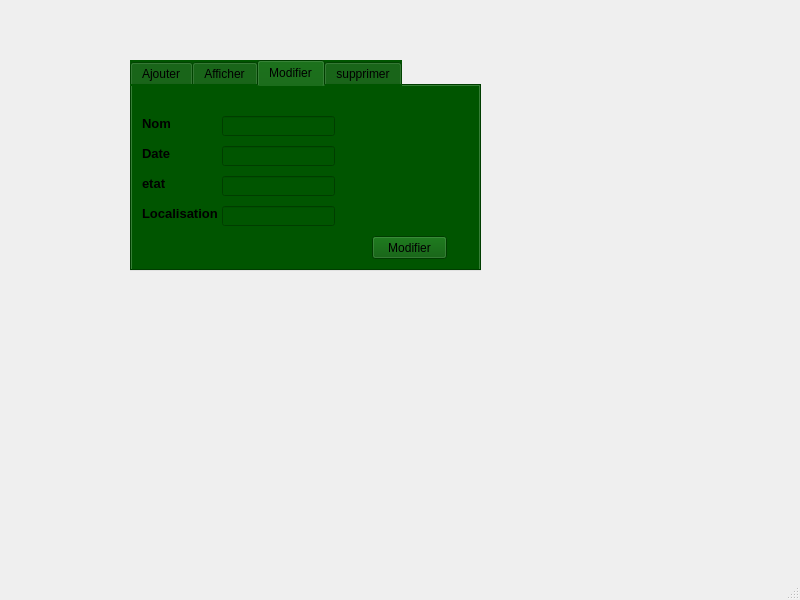
First picture: the form in mainwindow.ui, repository 24-25PCPP2A27/projet2a-2a27-smart-convervation-company, before the edit.
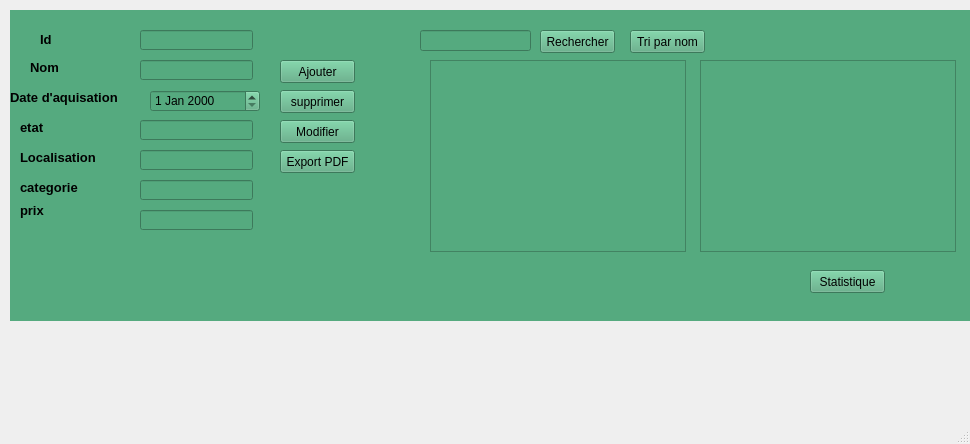
Second picture: the form after the edit. The open tabs and pages were chosen to show the change.

Patch:
```diff
--- a/mainwindow.ui
+++ b/mainwindow.ui
@@ -6,51 +6,157 @@
    <rect>
     <x>0</x>
     <y>0</y>
-    <width>800</width>
-    <height>600</height>
+    <width>970</width>
+    <height>444</height>
    </rect>
   </property>
   <property name="windowTitle">
    <string>MainWindow</string>
   </property>
   <widget class="QWidget" name="centralwidget">
-   <widget class="QTabWidget" name="tabWidget">
+   <widget class="QStackedWidget" name="stackedWidget">
     <property name="geometry">
      <rect>
-      <x>130</x>
-      <y>60</y>
-      <width>351</width>
-      <height>211</height>
+      <x>10</x>
+      <y>10</y>
+      <width>961</width>
+      <height>311</height>
      </rect>
     </property>
     <property name="styleSheet">
-     <string notr="true">background-color: rgb(0, 85, 0);</string>
+     <string notr="true">background-color: rgb(85, 170, 127);</string>
     </property>
-    <property name="currentIndex">
-     <number>0</number>
-    </property>
-    <widget class="QWidget" name="tab">
-     <attribute name="title">
+    <widget class="QWidget" name="page">
+     <widget class="QPushButton" name="pb1">
+      <property name="geometry">
+       <rect>
+        <x>270</x>
+        <y>50</y>
+        <width>75</width>
+        <height>23</height>
+       </rect>
+      </property>
+      <property name="text">
       <string>Ajouter</string>
-     </attribute>
-     <widget class="QLabel" name="label">
+      </property>
+     </widget>
+     <widget class="QDateEdit" name="le_date">
       <property name="geometry">
        <rect>
-        <x>0</x>
-        <y>30</y>
+        <x>140</x>
+        <y>80</y>
+        <width>110</width>
+        <height>22</height>
+       </rect>
+      </property>
+     </widget>
+     <widget class="QLabel" name="label_15">
+      <property name="geometry">
+       <rect>
+        <x>10</x>
+        <y>190</y>
+        <width>61</width>
+        <height>21</height>
+       </rect>
+      </property>
+      <property name="text">
+       <string>&lt;html&gt;&lt;head/&gt;&lt;body&gt;&lt;p&gt;&lt;span style=&quot; font-size:10pt; font-weight:600;&quot;&gt;prix&lt;/span&gt;&lt;/p&gt;&lt;/body&gt;&lt;/html&gt;</string>
+      </property>
+     </widget>
+     <widget class="QLineEdit" name="le_prix">
+      <property name="geometry">
+       <rect>
+        <x>130</x>
+        <y>200</y>
+        <width>113</width>
+        <height>20</height>
+       </rect>
+      </property>
+     </widget>
+     <widget class="QLabel" name="label_3">
+      <property name="geometry">
+       <rect>
+        <x>10</x>
+        <y>110</y>
         <width>47</width>
         <height>14</height>
        </rect>
       </property>
       <property name="text">
-       <string>&lt;html&gt;&lt;head/&gt;&lt;body&gt;&lt;p&gt;&lt;span style=&quot; font-size:10pt; font-weight:600;&quot;&gt;Nom&lt;/span&gt;&lt;/p&gt;&lt;/body&gt;&lt;/html&gt;</string>
+       <string>&lt;html&gt;&lt;head/&gt;&lt;body&gt;&lt;p&gt;&lt;span style=&quot; font-size:10pt; font-weight:600;&quot;&gt;etat&lt;/span&gt;&lt;/p&gt;&lt;/body&gt;&lt;/html&gt;</string>
+      </property>
+     </widget>
+     <widget class="QLineEdit" name="le_loc">
+      <property name="geometry">
+       <rect>
+        <x>130</x>
+        <y>140</y>
+        <width>113</width>
+        <height>20</height>
+       </rect>
+      </property>
+     </widget>
+     <widget class="QLineEdit" name="le_ID">
+      <property name="geometry">
+       <rect>
+        <x>130</x>
+        <y>20</y>
+        <width>113</width>
+        <height>20</height>
+       </rect>
+      </property>
+     </widget>
+     <widget class="QLineEdit" name="le_etat">
+      <property name="geometry">
+       <rect>
+        <x>130</x>
+        <y>110</y>
+        <width>113</width>
+        <height>20</height>
+       </rect>
+      </property>
+     </widget>
+     <widget class="QLineEdit" name="le_nom">
+      <property name="geometry">
+       <rect>
+        <x>130</x>
+        <y>50</y>
+        <width>113</width>
+        <height>20</height>
+       </rect>
+      </property>
+     </widget>
+     <widget class="QLabel" name="label_12">
+      <property name="geometry">
+       <rect>
+        <x>30</x>
+        <y>20</y>
+        <width>61</width>
+        <height>20</height>
+       </rect>
+      </property>
+      <property name="text">
+       <string>&lt;html&gt;&lt;head/&gt;&lt;body&gt;&lt;p&gt;&lt;span style=&quot; font-size:10pt; font-weight:600;&quot;&gt;Id&lt;/span&gt;&lt;/p&gt;&lt;/body&gt;&lt;/html&gt;</string>
+      </property>
+     </widget>
+     <widget class="QLabel" name="label_5">
+      <property name="geometry">
+       <rect>
+        <x>10</x>
+        <y>170</y>
+        <width>71</width>
+        <height>16</height>
+       </rect>
+      </property>
+      <property name="text">
+       <string>&lt;html&gt;&lt;head/&gt;&lt;body&gt;&lt;p&gt;&lt;span style=&quot; font-size:10pt; font-weight:600;&quot;&gt;categorie&lt;/span&gt;&lt;/p&gt;&lt;/body&gt;&lt;/html&gt;</string>
       </property>
      </widget>
      <widget class="QLabel" name="label_2">
       <property name="geometry">
        <rect>
         <x>0</x>
-        <y>60</y>
+        <y>80</y>
         <width>121</width>
         <height>16</height>
        </rect>
@@ -59,24 +165,34 @@
        <string>&lt;html&gt;&lt;head/&gt;&lt;body&gt;&lt;p&gt;&lt;span style=&quot; font-size:10pt; font-weight:600;&quot;&gt;Date d'aquisation&lt;/span&gt;&lt;/p&gt;&lt;/body&gt;&lt;/html&gt;</string>
       </property>
      </widget>
-     <widget class="QLabel" name="label_3">
+     <widget class="QLabel" name="label">
       <property name="geometry">
        <rect>
         <x>20</x>
-        <y>90</y>
+        <y>50</y>
         <width>47</width>
         <height>14</height>
        </rect>
       </property>
       <property name="text">
-       <string>&lt;html&gt;&lt;head/&gt;&lt;body&gt;&lt;p&gt;&lt;span style=&quot; font-size:10pt; font-weight:600;&quot;&gt;etat&lt;/span&gt;&lt;/p&gt;&lt;/body&gt;&lt;/html&gt;</string>
+       <string>&lt;html&gt;&lt;head/&gt;&lt;body&gt;&lt;p&gt;&lt;span style=&quot; font-size:10pt; font-weight:600;&quot;&gt;Nom&lt;/span&gt;&lt;/p&gt;&lt;/body&gt;&lt;/html&gt;</string>
+      </property>
+     </widget>
+     <widget class="QLineEdit" name="le_cat">
+      <property name="geometry">
+       <rect>
+        <x>130</x>
+        <y>170</y>
+        <width>113</width>
+        <height>20</height>
+       </rect>
       </property>
      </widget>
      <widget class="QLabel" name="label_4">
       <property name="geometry">
        <rect>
-        <x>0</x>
-        <y>110</y>
+        <x>10</x>
+        <y>140</y>
         <width>81</width>
         <height>16</height>
        </rect>
@@ -85,242 +201,116 @@
        <string>&lt;html&gt;&lt;head/&gt;&lt;body&gt;&lt;p&gt;&lt;span style=&quot; font-size:10pt; font-weight:600;&quot;&gt;Localisation&lt;/span&gt;&lt;/p&gt;&lt;/body&gt;&lt;/html&gt;</string>
       </property>
      </widget>
-     <widget class="QLabel" name="label_5">
+     <widget class="QTableView" name="tableView">
       <property name="geometry">
        <rect>
-        <x>0</x>
-        <y>130</y>
-        <width>71</width>
-        <height>16</height>
+        <x>420</x>
+        <y>50</y>
+        <width>256</width>
+        <height>192</height>
        </rect>
       </property>
-      <property name="text">
-       <string/>
-      </property>
      </widget>
-     <widget class="QLineEdit" name="lineEdit">
+     <widget class="QLineEdit" name="le_rech">
       <property name="geometry">
        <rect>
-        <x>130</x>
-        <y>30</y>
-        <width>113</width>
-        <height>20</height>
+        <x>410</x>
+        <y>20</y>
+        <width>111</width>
+        <height>21</height>
        </rect>
       </property>
      </widget>
-     <widget class="QLineEdit" name="lineEdit_2">
+     <widget class="QPushButton" name="pb_rech">
       <property name="geometry">
        <rect>
-        <x>130</x>
-        <y>60</y>
-        <width>113</width>
-        <height>20</height>
-       </rect>
-      </property>
-     </widget>
-     <widget class="QLineEdit" name="lineEdit_3">
-      <property name="geometry">
-       <rect>
-        <x>130</x>
-        <y>90</y>
-        <width>113</width>
-        <height>20</height>
-       </rect>
-      </property>
-     </widget>
-     <widget class="QLineEdit" name="lineEdit_4">
-      <property name="geometry">
-       <rect>
-        <x>130</x>
-        <y>120</y>
-        <width>113</width>
-        <height>20</height>
-       </rect>
-      </property>
-     </widget>
-     <widget class="QPushButton" name="pushButton">
-      <property name="geometry">
-       <rect>
-        <x>250</x>
-        <y>150</y>
+        <x>530</x>
+        <y>20</y>
         <width>75</width>
         <height>23</height>
        </rect>
       </property>
       <property name="text">
-       <string>Ajouter</string>
+       <string>Rechercher</string>
       </property>
      </widget>
-    </widget>
-    <widget class="QWidget" name="Modifier">
-     <attribute name="title">
-      <string>Afficher</string>
-     </attribute>
-    </widget>
-    <widget class="QWidget" name="tab_4">
-     <attribute name="title">
-      <string>Modifier</string>
-     </attribute>
-     <widget class="QLabel" name="label_7">
+     <widget class="QPushButton" name="pb_sortEtat">
       <property name="geometry">
        <rect>
-        <x>10</x>
-        <y>30</y>
-        <width>47</width>
-        <height>14</height>
+        <x>620</x>
+        <y>20</y>
+        <width>75</width>
+        <height>23</height>
        </rect>
       </property>
       <property name="text">
-       <string>&lt;html&gt;&lt;head/&gt;&lt;body&gt;&lt;p&gt;&lt;span style=&quot; font-size:10pt; font-weight:600;&quot;&gt;Nom&lt;/span&gt;&lt;/p&gt;&lt;/body&gt;&lt;/html&gt;</string>
+       <string>Tri par nom</string>
       </property>
      </widget>
-     <widget class="QLabel" name="label_8">
+     <widget class="QPushButton" name="pb_Export">
       <property name="geometry">
        <rect>
-        <x>10</x>
-        <y>60</y>
-        <width>47</width>
-        <height>14</height>
+        <x>270</x>
+        <y>140</y>
+        <width>75</width>
+        <height>23</height>
        </rect>
       </property>
       <property name="text">
-       <string>&lt;html&gt;&lt;head/&gt;&lt;body&gt;&lt;p&gt;&lt;span style=&quot; font-size:10pt; font-weight:600;&quot;&gt;Date&lt;/span&gt;&lt;/p&gt;&lt;/body&gt;&lt;/html&gt;</string>
+       <string>Export PDF</string>
       </property>
      </widget>
-     <widget class="QLabel" name="label_9">
+     <widget class="QPushButton" name="pb2">
       <property name="geometry">
        <rect>
-        <x>10</x>
-        <y>120</y>
-        <width>81</width>
-        <height>16</height>
+        <x>270</x>
+        <y>110</y>
+        <width>75</width>
+        <height>23</height>
        </rect>
       </property>
       <property name="text">
-       <string>&lt;html&gt;&lt;head/&gt;&lt;body&gt;&lt;p&gt;&lt;span style=&quot; font-size:10pt; font-weight:600;&quot;&gt;Localisation&lt;/span&gt;&lt;/p&gt;&lt;/body&gt;&lt;/html&gt;</string>
+       <string>Modifier</string>
       </property>
      </widget>
-     <widget class="QLabel" name="label_10">
+     <widget class="QPushButton" name="pb3">
       <property name="geometry">
        <rect>
-        <x>10</x>
-        <y>90</y>
-        <width>47</width>
-        <height>14</height>
-       </rect>
-      </property>
-      <property name="text">
-       <string>&lt;html&gt;&lt;head/&gt;&lt;body&gt;&lt;p&gt;&lt;span style=&quot; font-size:10pt; font-weight:600;&quot;&gt;etat&lt;/span&gt;&lt;/p&gt;&lt;/body&gt;&lt;/html&gt;</string>
-      </property>
-     </widget>
-     <widget class="QLabel" name="label_11">
-      <property name="geometry">
-       <rect>
-        <x>90</x>
-        <y>30</y>
-        <width>21</width>
-        <height>16</height>
-       </rect>
-      </property>
-      <property name="text">
-       <string/>
-      </property>
-     </widget>
-     <widget class="QLineEdit" name="lineEdit_6">
-      <property name="geometry">
-       <rect>
-        <x>90</x>
-        <y>30</y>
-        <width>113</width>
-        <height>20</height>
-       </rect>
-      </property>
-     </widget>
-     <widget class="QLineEdit" name="lineEdit_7">
-      <property name="geometry">
-       <rect>
-        <x>90</x>
-        <y>60</y>
-        <width>113</width>
-        <height>20</height>
-       </rect>
-      </property>
-     </widget>
-     <widget class="QLineEdit" name="lineEdit_8">
-      <property name="geometry">
-       <rect>
-        <x>90</x>
-        <y>90</y>
-        <width>113</width>
-        <height>20</height>
-       </rect>
-      </property>
-     </widget>
-     <widget class="QLineEdit" name="lineEdit_9">
-      <property name="geometry">
-       <rect>
-        <x>90</x>
-        <y>120</y>
-        <width>113</width>
-        <height>20</height>
-       </rect>
-      </property>
-     </widget>
-     <widget class="QPushButton" name="pushButton_3">
-      <property name="geometry">
-       <rect>
-        <x>240</x>
-        <y>150</y>
+        <x>270</x>
+        <y>80</y>
         <width>75</width>
         <height>23</height>
        </rect>
       </property>
       <property name="text">
-       <string>Modifier</string>
-      </property>
-     </widget>
-    </widget>
-    <widget class="QWidget" name="">
-     <attribute name="title">
       <string>supprimer</string>
-     </attribute>
-     <widget class="QLabel" name="label_6">
-      <property name="geometry">
-       <rect>
-        <x>10</x>
-        <y>30</y>
-        <width>47</width>
-        <height>14</height>
-       </rect>
       </property>
-      <property name="text">
-       <string>Nom</string>
-      </property>
      </widget>
-     <widget class="QLineEdit" name="lineEdit_5">
+     <widget class="QGraphicsView" name="graphicsView">
       <property name="geometry">
        <rect>
-        <x>60</x>
-        <y>30</y>
-        <width>113</width>
-        <height>20</height>
+        <x>690</x>
+        <y>50</y>
+        <width>256</width>
+        <height>192</height>
        </rect>
       </property>
      </widget>
-     <widget class="QPushButton" name="pushButton_2">
+     <widget class="QPushButton" name="pushButton_Stats">
       <property name="geometry">
        <rect>
-        <x>210</x>
-        <y>110</y>
+        <x>800</x>
+        <y>260</y>
         <width>75</width>
         <height>23</height>
        </rect>
       </property>
       <property name="text">
-       <string>supprimer</string>
+       <string>Statistique</string>
       </property>
      </widget>
     </widget>
+    <widget class="QWidget" name="page_2"/>
    </widget>
   </widget>
   <widget class="QMenuBar" name="menubar">
@@ -328,7 +318,7 @@
     <rect>
      <x>0</x>
      <y>0</y>
-     <width>800</width>
+     <width>970</width>
      <height>22</height>
     </rect>
    </property>
```
Lines whose indentation alone changed are shown as unchanged.
